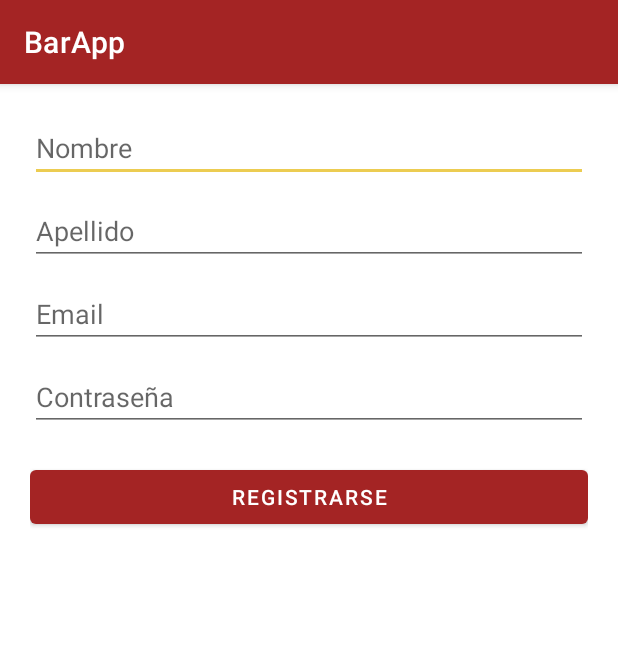
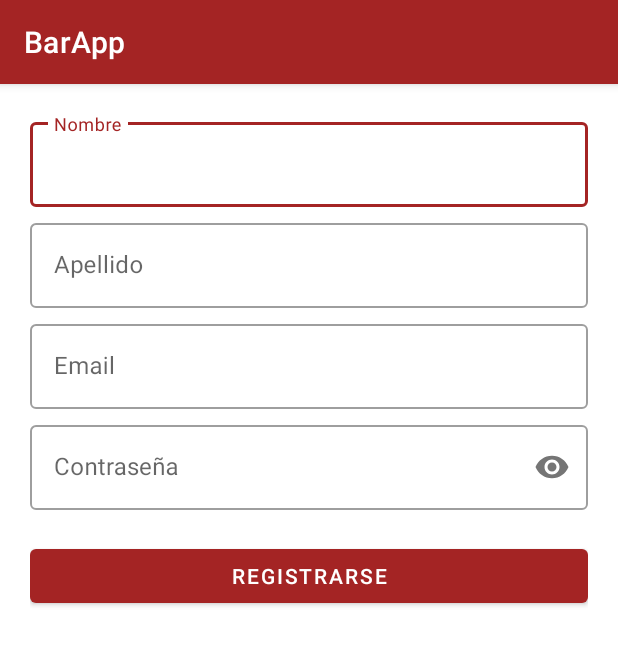
Before and after one commit to cirogargatagli/AplicacionesMoviles-BarApp, an Android app: the screen it shows after launch (RegisterActivity), after a tap on "Registrarse", on a phone screen of 412 x 824 dp. Shown: the top 645 px of the screen. Run offline under Robolectric (Android 15) with nearby library versions, the phone set to English and light mode, and no system bars; our stand-ins replace Firebase (no records; nobody signed in at launch, a user with empty details on screens opened directly); 3 other taps on this screen came first.

Commit message:
Se cambian los estilos de los inputs y se eliminan warnings

```diff
--- a/BarApp/app/src/main/java/com/example/barapp/ForgotPassActivity.kt
+++ b/BarApp/app/src/main/java/com/example/barapp/ForgotPassActivity.kt
@@ -8,11 +8,12 @@ import android.view.View
 import android.widget.EditText
 import android.widget.ProgressBar
 import android.widget.Toast
+import com.google.android.material.textfield.TextInputEditText
 import com.google.firebase.auth.FirebaseAuth
 
 class ForgotPassActivity : AppCompatActivity() {
 
-    private lateinit var  txtEmail: EditText
+    private lateinit var  txtEmail: TextInputEditText
     private lateinit var auth:FirebaseAuth
     private lateinit var  progressBar: ProgressBar
 
@@ -21,7 +22,7 @@ class ForgotPassActivity : AppCompatActivity() {
         super.onCreate(savedInstanceState)
         setContentView(R.layout.activity_forgot_pass)
 
-        txtEmail = findViewById(R.id.txtEmailForgot)
+        txtEmail = findViewById(R.id.txtEmailForgot_edit_text)
         auth = FirebaseAuth.getInstance()
         progressBar = findViewById(R.id.progressBarForgot)
     }
--- a/BarApp/app/src/main/java/com/example/barapp/LoginActivity.kt
+++ b/BarApp/app/src/main/java/com/example/barapp/LoginActivity.kt
@@ -11,14 +11,15 @@ import android.widget.EditText
 import android.widget.ProgressBar
 import android.widget.Toast
 import androidx.preference.PreferenceManager
+import com.google.android.material.textfield.TextInputEditText
 import com.google.firebase.auth.FirebaseAuth
 import com.google.firebase.database.DatabaseReference
 import com.google.firebase.database.FirebaseDatabase
 
 class LoginActivity : AppCompatActivity() {
 
-    private lateinit var  txtMail: EditText
-    private lateinit var  txtPassword: EditText
+    private lateinit var  txtMail: TextInputEditText
+    private lateinit var  txtPassword: TextInputEditText
     private lateinit var  progressBar: ProgressBar
     private lateinit var  dbReference: DatabaseReference
     private lateinit var  database:FirebaseDatabase
@@ -29,8 +30,8 @@ class LoginActivity : AppCompatActivity() {
         super.onCreate(savedInstanceState)
         setContentView(R.layout.activity_login)
 
-        txtMail = findViewById(R.id.txtLoginEmail)
-        txtPassword = findViewById(R.id.txtLoginPass)
+        txtMail = findViewById(R.id.txtLoginEmail_edit_text)
+        txtPassword = findViewById(R.id.txtLoginPass_edit_text)
         progressBar = findViewById(R.id.progressBarLogin)
         auth = FirebaseAuth.getInstance()
         database = FirebaseDatabase.getInstance()
--- a/BarApp/app/src/main/java/com/example/barapp/RegisterActivity.kt
+++ b/BarApp/app/src/main/java/com/example/barapp/RegisterActivity.kt
@@ -5,9 +5,9 @@ import androidx.appcompat.app.AppCompatActivity
 import android.os.Bundle
 import android.text.TextUtils
 import android.view.View
-import android.widget.EditText
 import android.widget.ProgressBar
 import android.widget.Toast
+import com.google.android.material.textfield.TextInputEditText
 import com.google.firebase.auth.FirebaseAuth
 import com.google.firebase.auth.FirebaseUser
 import com.google.firebase.database.DatabaseReference
@@ -15,10 +15,10 @@ import com.google.firebase.database.FirebaseDatabase
 
 class RegisterActivity : AppCompatActivity() {
 
-    private lateinit var  txtName:EditText
-    private lateinit var  txtLastName:EditText
-    private lateinit var  txtEmail:EditText
-    private lateinit var  txtPassword:EditText
+    private lateinit var  txtName: TextInputEditText
+    private lateinit var  txtLastName:TextInputEditText
+    private lateinit var  txtEmail:TextInputEditText
+    private lateinit var  txtPassword:TextInputEditText
     private lateinit var  progressBar:ProgressBar
     private lateinit var  dbReference: DatabaseReference
     private lateinit var  database:FirebaseDatabase
@@ -28,17 +28,17 @@ class RegisterActivity : AppCompatActivity() {
         super.onCreate(savedInstanceState)
         setContentView(R.layout.activity_register)
 
-        txtName = findViewById(R.id.txtName)
-        txtLastName = findViewById(R.id.txtLastName)
-        txtEmail = findViewById(R.id.txtEmail)
-        txtPassword = findViewById(R.id.txtPassword)
+        txtName = findViewById(R.id.txtName_edit_text)
+        txtLastName = findViewById(R.id.txtLastName_edit_text)
+        txtEmail = findViewById(R.id.txtEmail_edit_text)
+        txtPassword = findViewById(R.id.txtPassword_edit_text)
 
 
         progressBar = findViewById(R.id.progressBarRegister)
         database = FirebaseDatabase.getInstance()
         auth = FirebaseAuth.getInstance()
 
-        dbReference = database.reference.child("com.example.barapp.entity.Usuario")
+        dbReference = database.reference.child("Usuario")
     }
 
     fun register(view:View){
--- a/BarApp/app/src/main/res/layout/activity_register.xml
+++ b/BarApp/app/src/main/res/layout/activity_register.xml
@@ -14,47 +14,71 @@
         android:layout_height="wrap_content"
         tools:srcCompat="@tools:sample/avatars" />
 
-    <EditText
+    <com.google.android.material.textfield.TextInputLayout
         android:id="@+id/txtName"
         android:layout_width="match_parent"
         android:layout_height="wrap_content"
-        android:ems="10"
-        android:inputType="textPersonName"
-        android:hint="@string/name"/>
+        android:hint="@string/name">
 
-    <EditText
+        <com.google.android.material.textfield.TextInputEditText
+            android:id="@+id/txtName_edit_text"
+            android:layout_width="match_parent"
+            android:layout_height="wrap_content"
+            android:inputType="textPersonName" />
+
+    </com.google.android.material.textfield.TextInputLayout>
+
+    <com.google.android.material.textfield.TextInputLayout
         android:id="@+id/txtLastName"
         android:layout_width="match_parent"
         android:layout_height="wrap_content"
-        android:ems="10"
-        android:inputType="textPersonName"
-        android:hint="@string/last_name"
-        android:layout_marginTop="10dp"/>
+        android:layout_marginTop="5dp"
+        android:hint="@string/last_name">
 
-    <EditText
+        <com.google.android.material.textfield.TextInputEditText
+            android:id="@+id/txtLastName_edit_text"
+            android:layout_width="match_parent"
+            android:layout_height="wrap_content"
+            android:inputType="textPersonName" />
+
+    </com.google.android.material.textfield.TextInputLayout>
+
+    <com.google.android.material.textfield.TextInputLayout
         android:id="@+id/txtEmail"
         android:layout_width="match_parent"
         android:layout_height="wrap_content"
-        android:ems="10"
-        android:inputType="textEmailAddress"
-        android:hint="@string/email"
-        android:layout_marginTop="10dp"/>
+        android:layout_marginTop="5dp"
+        android:hint="@string/email">
 
-    <EditText
+        <com.google.android.material.textfield.TextInputEditText
+            android:id="@+id/txtEmail_edit_text"
+            android:layout_width="match_parent"
+            android:layout_height="wrap_content"
+            android:inputType="textEmailAddress" />
+
+    </com.google.android.material.textfield.TextInputLayout>
+
+    <com.google.android.material.textfield.TextInputLayout
         android:id="@+id/txtPassword"
         android:layout_width="match_parent"
         android:layout_height="wrap_content"
-        android:ems="10"
+        android:layout_marginTop="5dp"
         android:hint="@string/password"
-        android:layout_marginTop="10dp"
-        android:inputType="textPassword"/>
+        app:passwordToggleEnabled="true">
+
+        <com.google.android.material.textfield.TextInputEditText
+            android:id="@+id/txtPassword_edit_text"
+            android:layout_width="match_parent"
+            android:layout_height="wrap_content"
+            android:inputType="textPassword" />
+    </com.google.android.material.textfield.TextInputLayout>
 
     <Button
         android:onClick="register"
         android:id="@+id/btnRegistrarse"
         android:layout_width="match_parent"
         android:layout_height="wrap_content"
-        android:text="Registrarse"
+        android:text="@string/registrarse"
         android:layout_marginTop="20dp"/>
 
     <ProgressBar
--- a/BarApp/app/src/main/res/values-night/themes.xml
+++ b/BarApp/app/src/main/res/values-night/themes.xml
@@ -12,5 +12,6 @@
         <!-- Status bar color. -->
         <item name="android:statusBarColor" tools:targetApi="l">?attr/colorPrimaryVariant</item>
         <!-- Customize your theme here. -->
+        <item name="textInputStyle">@style/Widget.MaterialComponents.TextInputLayout.OutlinedBox</item>
     </style>
 </resources>
--- a/BarApp/app/src/main/res/values/strings.xml
+++ b/BarApp/app/src/main/res/values/strings.xml
@@ -28,5 +28,9 @@
     <string name="reservar">Reservar</string>
 
     <string name="title_activity_maps">MapsActivity</string>
+    <string name="registrarse">Registrarse</string>
+    <string name="recuperar_contrasena">Recuperar contraseña</string>
+    <string name="facebook">facebook</string>
+    <string name="instagram">instagram</string>
 
 </resources>
--- a/BarApp/app/src/main/res/values/themes.xml
+++ b/BarApp/app/src/main/res/values/themes.xml
@@ -12,6 +12,7 @@
         <!-- Status bar color. -->
         <item name="android:statusBarColor" tools:targetApi="l">?attr/colorPrimaryVariant</item>
         <!-- Customize your theme here. -->
+        <item name="textInputStyle">@style/Widget.MaterialComponents.TextInputLayout.OutlinedBox</item>
     </style>
 
     <style name="Theme.BarApp.NoActionBar">
```
Also changed, not shown: BarApp/app/src/main/res/drawable/ic_groups_24.xml (added, +10 -0 lines), BarApp/app/src/main/res/drawable/ic_person_24.xml (deleted, +0 -10 lines), BarApp/app/src/main/res/layout/activity_forgot_pass.xml (+11 -6 lines), BarApp/app/src/main/res/layout/activity_login.xml (+21 -9 lines), BarApp/app/src/main/res/layout/list_item.xml (+15 -10 lines).
